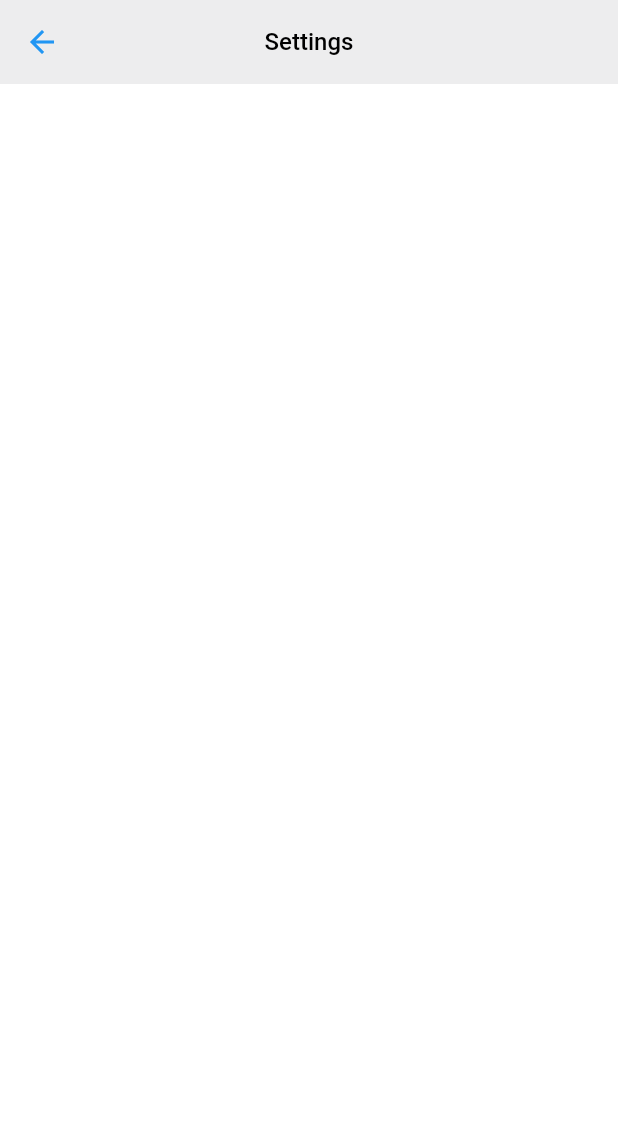
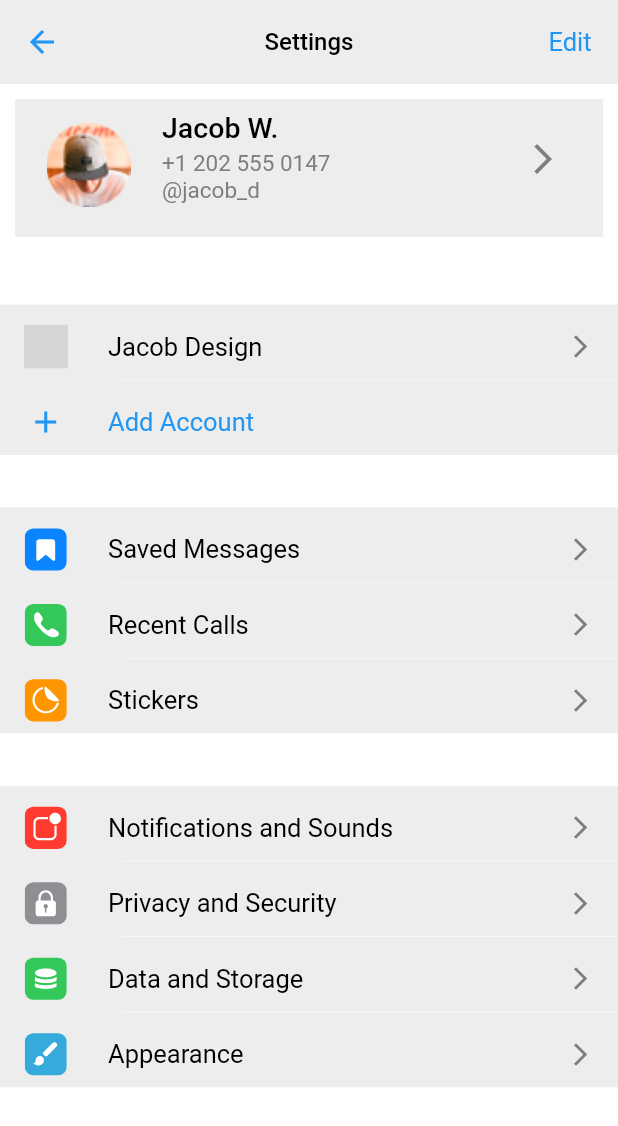
Before and after one commit to Dilshodbek0720/telegram_clone, a Flutter app: the SettingsScreen screen opened directly, on a phone screen of 412 x 824 dp. Shown: the top 1126 px of the screen. Run offline on Flutter 3.47's test engine with Material 2 defaults, Android fonts, the phone set to English and light mode, and no system bars; our stand-ins replace adaptive_theme, flutter_svg; grey boxes are pictures that could not be loaded.

Commit message:
add profile screen

```diff
--- a/lib/ui/calls/calls_screen.dart
+++ b/lib/ui/calls/calls_screen.dart
@@ -37,7 +37,7 @@ class CallsScreen extends StatelessWidget {
           ),
         ),
         centerTitle: true,
-        leading: TextButton(onPressed: (){ }, child: Text("Edit", style: Theme.of(context).textTheme.titleLarge?.copyWith(fontSize: 17, fontWeight: FontWeight.w400),)),
+        leading: TextButton(onPressed: (){ }, child: Text("Edit", style: Theme.of(context).textTheme.titleLarge?.copyWith(fontSize: 17, fontWeight: FontWeight.w400, color: Theme.of(context).iconTheme.color),)),
         actions: [
           IconButton(onPressed: (){ }, icon: SizedBox(height: 22, width: 22, child: SvgPicture.asset(AppImages.callIcon),)),
           const SizedBox(width: 10,)
--- a/lib/ui/calls/widgets/call_item.dart
+++ b/lib/ui/calls/widgets/call_item.dart
@@ -1,6 +1,5 @@
 import 'package:flutter/material.dart';
 import 'package:telegram_clone/ui/calls/widgets/call_models.dart';
-
 import '../../utils/colors/app_colors.dart';
 
 class CallItem extends StatelessWidget {
@@ -19,9 +18,9 @@ class CallItem extends StatelessWidget {
           width: 65,
           child: Center(
             child: Row(
-              mainAxisAlignment: MainAxisAlignment.spaceBetween,
               children: [
-                const SizedBox(height: 11, width: 11, child: Icon(Icons.phone_callback_outlined),),
+                const SizedBox(height: 10, width: 10, child: Icon(Icons.phone_callback_outlined, color: Color(0xFF48484A),),),
+                const Spacer(),
                 const SizedBox(width: 10,),
                 SizedBox(height: 40, width: 40, child: Image.asset(callModel.callImage),),
               ],
--- a/lib/ui/settings/settings_screen.dart
+++ b/lib/ui/settings/settings_screen.dart
@@ -1,5 +1,9 @@
 import 'package:flutter/material.dart';
 import 'package:flutter/services.dart';
+import 'package:flutter_svg/flutter_svg.dart';
+import 'package:telegram_clone/ui/settings/wdgets/setting_item.dart';
+import 'package:telegram_clone/ui/utils/colors/app_colors.dart';
+import 'package:telegram_clone/ui/utils/images/app_images.dart';
 
 class SettingsScreen extends StatelessWidget {
   const SettingsScreen({super.key});
@@ -8,12 +12,107 @@ class SettingsScreen extends StatelessWidget {
   Widget build(BuildContext context) {
     return Scaffold(
       appBar: AppBar(
-        title: Text("Settings", style: Theme.of(context).textTheme.titleLarge,),
+        title: Text(
+          "Settings",
+          style: Theme.of(context).textTheme.titleLarge,
+        ),
         centerTitle: true,
         systemOverlayStyle: SystemUiOverlayStyle(
-            statusBarColor: Theme.of(context).primaryColorDark
-        ),
+            statusBarColor: Theme.of(context).primaryColorDark),
+        actions: [
+          TextButton(
+              onPressed: () {},
+              child: Text(
+                "Edit",
+                style: Theme.of(context).textTheme.titleLarge?.copyWith(
+                    fontSize: 17,
+                    fontWeight: FontWeight.w400,
+                    color: Theme.of(context).iconTheme.color),
+              ))
+        ],
         backgroundColor: Theme.of(context).primaryColorDark,
+      ),
+      body: ListView(
+        children: [
+          Container(
+            margin: const EdgeInsets.all(10),
+            color: Theme.of(context).primaryColorDark,
+            height: 92,
+            child: ListTile(
+              leading: SizedBox(
+                height: 66,
+                width: 66,
+                child: Image.asset(
+                  AppImages.profile,
+                  fit: BoxFit.fitHeight,
+                ),
+              ),
+              title: Padding(
+                  padding: const EdgeInsets.symmetric(vertical: 4),
+                  child: Text(
+                    "Jacob W.",
+                    style: Theme.of(context).textTheme.titleLarge?.copyWith(
+                          fontSize: 19,
+                          fontWeight: FontWeight.w500,
+                        ),
+                  )),
+              subtitle: Text(
+                "+1 202 555 0147\n@jacob_d",
+                style: Theme.of(context).textTheme.titleMedium?.copyWith(
+                    fontSize: 15,
+                    fontWeight: FontWeight.w400,
+                    color: AppColors.c7E7E82),
+              ),
+              trailing: IconButton(
+                onPressed: () {},
+                icon: Icon(
+                  Icons.arrow_forward_ios_outlined,
+                  color: AppColors.c7E7E82,
+                ),
+              ),
+            ),
+          ),
+          const SizedBox(
+            height: 35,
+          ),
+          SettingItem(icon: AppImages.designIcon, title: "Jacob Design"),
+          const SpaceItem(),
+          Container(
+            height: 50,
+            color: Theme.of(context).primaryColorDark,
+            child: Center(
+              child: ListTile(
+                leading: SizedBox(
+                  height: 29,
+                  width: 29,
+                  child: Icon(Icons.add, color: Theme.of(context).appBarTheme.iconTheme?.color,),
+                ),
+                title: Text(
+                  "Add Account",
+                  style: Theme.of(context).textTheme.titleLarge?.copyWith(
+                      fontSize: 17,
+                      fontWeight: FontWeight.w400,
+                      color: Theme.of(context).iconTheme.color),
+                ),
+              ),
+            ),
+          ),
+          const SizedBox(height: 35,),
+          SettingItem(icon: AppImages.savedIcon, title: "Saved Messages"),
+          const SpaceItem(),
+          SettingItem(icon: AppImages.recentIcon, title: "Recent Calls"),
+          const SpaceItem(),
+          SettingItem(icon: AppImages.stickerIcon, title: "Stickers"),
+          const SizedBox(height: 35,),
+          SettingItem(icon: AppImages.soundsIcon, title: "Notifications and Sounds"),
+          const SpaceItem(),
+          SettingItem(icon: AppImages.securityIcon, title: "Privacy and Security"),
+          const SpaceItem(),
+          SettingItem(icon: AppImages.dataIcon, title: "Data and Storage"),
+          const SpaceItem(),
+          SettingItem(icon: AppImages.appearanceIcon, title: "Appearance"),
+          const SizedBox(height: 5,)
+        ],
       ),
     );
   }
--- /dev/null
+++ b/lib/ui/settings/wdgets/setting_item.dart
@@ -0,0 +1,46 @@
+import 'package:flutter/material.dart';
+import 'package:flutter_svg/svg.dart';
+import 'package:telegram_clone/ui/utils/colors/app_colors.dart';
+
+class SettingItem extends StatelessWidget {
+  const SettingItem({super.key, required this.icon, required this.title});
+  final String icon;
+  final String title;
+
+  @override
+  Widget build(BuildContext context) {
+    return Container(
+      height: 50,
+      color: Theme.of(context).primaryColorDark,
+      child: Center(
+        child: ListTile(
+          leading: SizedBox(
+            height: 29,
+            width: 29,
+            child: SvgPicture.asset(icon),
+          ),
+          title: Text(
+            title,
+            style: Theme.of(context)
+                .textTheme
+                .titleLarge
+                ?.copyWith(fontSize: 17, fontWeight: FontWeight.w400),
+          ),
+          trailing: Icon(Icons.arrow_forward_ios_outlined, color: AppColors.c7E7E82, size: 18,),
+        ),
+      ),
+    );
+  }
+}
+
+class SpaceItem extends StatelessWidget {
+  const SpaceItem({super.key});
+
+  @override
+  Widget build(BuildContext context) {
+    return Padding(
+      padding: const EdgeInsets.only(right: 330.0),
+      child: Container(height: 0.3, width: 100, color: Theme.of(context).primaryColorDark),
+    );
+  }
+}
--- a/lib/ui/utils/images/app_images.dart
+++ b/lib/ui/utils/images/app_images.dart
@@ -29,4 +29,12 @@ class AppImages{
   static String infoIcon = "assets/svg/info_icon.svg";
   static String inviteIcon = "assets/svg/invite.svg";
   static String locationIcon = "assets/svg/location.svg";
+  static String dataIcon = "assets/svg/data.svg";
+  static String designIcon = "assets/svg/design.svg";
+  static String recentIcon = "assets/svg/recent.svg";
+  static String savedIcon = "assets/svg/saved.svg";
+  static String securityIcon = "assets/svg/security.svg";
+  static String soundsIcon = "assets/svg/sounds.svg";
+  static String stickerIcon = "assets/svg/sticker.svg";
+  static String appearanceIcon = "assets/svg/appearance.svg";
 }
--- a/lib/ui/utils/theme/theme.dart
+++ b/lib/ui/utils/theme/theme.dart
@@ -23,6 +23,7 @@ class AppTheme {
       ),
       primaryColor: Colors.white,
       primaryColorDark: AppColors.c3D3D3F,
+
       brightness: Brightness.dark);
 
   static final ThemeData lightTheme = ThemeData(
```
Also changed, not shown: assets/svg/appearance.svg (added), assets/svg/data.svg (added), assets/svg/design.svg (added), assets/svg/recent.svg (added), assets/svg/saved.svg (added), assets/svg/security.svg (added), assets/svg/sounds.svg (added), assets/svg/sticker.svg (added).
